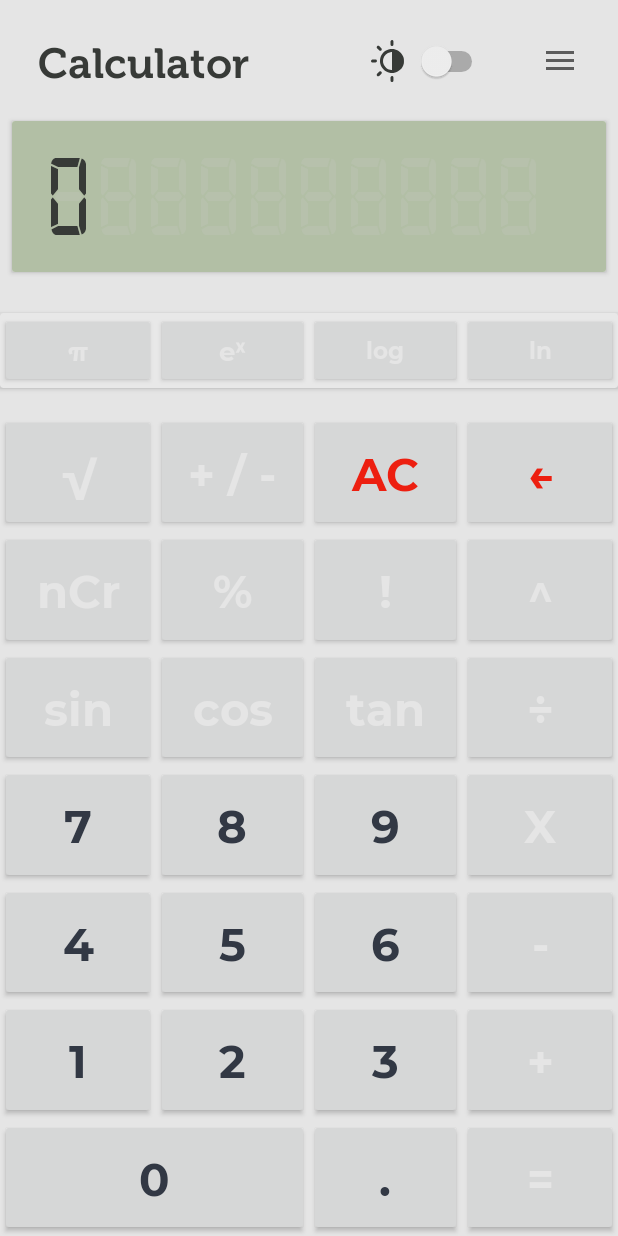
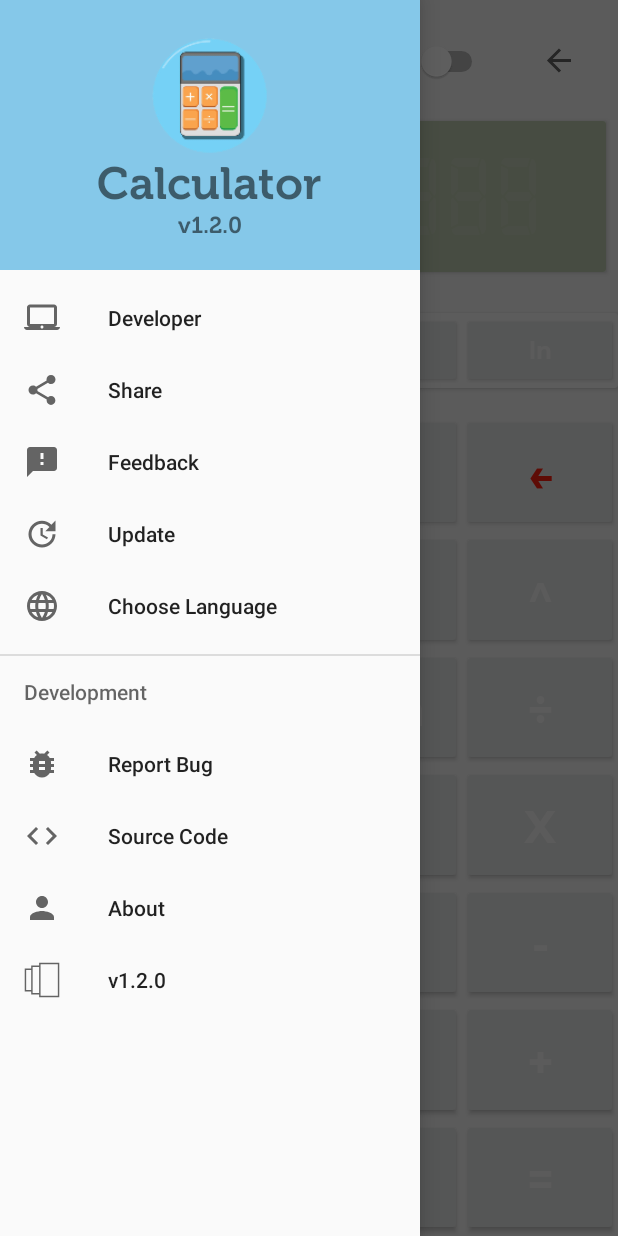
Before and after one commit to AyushAgnihotri2025/Calculator, an Android app: the screen it shows after launch (MainActivity), in the side drawer, after a tap on "Feedback", on a phone screen of 412 x 824 dp. Run offline under Robolectric (Android 15) with nearby library versions, the phone set to English and light mode, and no system bars; plain views replace NeumorphButton, NeumorphCardView; 5 statements that could not run were skipped.

Commit message:
UI Bug Fixes

```diff
--- a/app/src/main/java/com/mrayush/calculator/AboutUs.kt
+++ b/app/src/main/java/com/mrayush/calculator/AboutUs.kt
@@ -23,13 +23,14 @@ class AboutUs : AppCompatActivity() {
             .setCustomFont("museo.ttf")
             .setImage(R.mipmap.ic_launcher)
             .setDescription(getString(R.string.appDescription))
-            .addItem(Element().setTitle("Current Version : "+getString(R.string.appVersion)).setGravity(Gravity.CENTER).setOnClickListener {
-                Toast.makeText(
-                    this@AboutUs,
-                    "Current version of App is : " + getString(R.string.appVersion),
-                    Toast.LENGTH_LONG
-                ).show()
-            })
+            .addItem(Element().setTitle("Current Version : "+getString(R.string.appVersion)).setGravity(Gravity.CENTER))
+//            .setOnClickListener {
+//                Toast.makeText(
+//                    this@AboutUs,
+//                    "Current version of App is : " + getString(R.string.appVersion),
+//                    Toast.LENGTH_LONG
+//                ).show()
+//            }
             .addGroup("CONNECT WITH US!")
             .addEmail("mrayushcontact@gmail.com")
             .addWebsite("https://calculator.mrayush.me")
@@ -50,13 +51,13 @@ class AboutUs : AppCompatActivity() {
         copyright.title = copyrightString
         copyright.iconDrawable = R.drawable.ic_copyright
         copyright.gravity = Gravity.CENTER
-        copyright.onClickListener = View.OnClickListener {
-            Toast.makeText(
-                this@AboutUs,
-                copyrightString,
-                Toast.LENGTH_SHORT
-            ).show()
-        }
+//        copyright.onClickListener = View.OnClickListener {
+//            Toast.makeText(
+//                this@AboutUs,
+//                copyrightString,
+//                Toast.LENGTH_SHORT
+//            ).show()
+//        }
         return copyright
     }
 }
--- a/app/src/main/java/com/mrayush/calculator/MainActivity.kt
+++ b/app/src/main/java/com/mrayush/calculator/MainActivity.kt
@@ -115,7 +115,7 @@ class MainActivity : AppCompatActivity() {
                 R.id.chooseLanguage -> showChangeLanguage()
                 R.id.report_bug -> ReportBug()
             }
-            closeDrawer()
+//            closeDrawer()
             false
         }
 
@@ -212,11 +212,9 @@ class MainActivity : AppCompatActivity() {
         editor.apply()
         if(daynightMode=="yes"){
             getDelegate().setLocalNightMode(AppCompatDelegate.MODE_NIGHT_YES);
-            Toast.makeText(this@MainActivity, getString(R.string.Night_Mode_on), Toast.LENGTH_SHORT).show()
         }
         else{
             getDelegate().setLocalNightMode(AppCompatDelegate.MODE_NIGHT_NO);
-            Toast.makeText(this@MainActivity, getString(R.string.Night_Mode_off), Toast.LENGTH_SHORT).show()
         }
     }
 
@@ -316,7 +314,7 @@ class MainActivity : AppCompatActivity() {
         sourceCode.setOnClickListener {
             onClickSound()
             vibration()
-            val URL : String = "https://github.com/AyushAgnihotri2025/Calculator"
+            val URL = "https://github.com/AyushAgnihotri2025/Calculator"
             val browserIntent = Intent(Intent.ACTION_VIEW)
             browserIntent.data = Uri.parse(URL)
             startActivity(browserIntent)
--- a/app/src/main/res/layout/activity_main.xml
+++ b/app/src/main/res/layout/activity_main.xml
@@ -8,10 +8,7 @@
     android:id="@+id/menu_drawer"
     android:fitsSystemWindows="false"
     tools:openDrawer="start">
-  <!--<ScrollView
-      android:layout_width="match_parent"
-      android:layout_height="match_parent">
-      -->
+
 
   <androidx.constraintlayout.widget.ConstraintLayout
       android:id="@+id/context_view"
@@ -180,8 +177,6 @@
           android:theme="@style/Widget.Neumorph.Button"
           app:neumorph_shadowElevation="3dp"
           style="@style/operatorButton"
-          app:neumorph_shadowColorLight="#00000000"
-          app:neumorph_shadowColorDark="#00000000"
           android:layout_width="0dp"
           android:layout_height="0dp"
           android:drawablePadding="8dp"
@@ -198,8 +193,6 @@
         android:theme="@style/Widget.Neumorph.Button"
         app:neumorph_shadowElevation="3dp"
         style="@style/operatorButton"
-        app:neumorph_shadowColorLight="#00000000"
-        app:neumorph_shadowColorDark="#00000000"
         android:layout_width="0dp"
         android:layout_height="0dp"
         android:drawablePadding="8dp"
@@ -218,8 +211,6 @@
         style="@style/operatorButton"
         app:neumorph_shadowElevation="3dp"
         android:layout_width="0dp"
-        app:neumorph_shadowColorLight="#00000000"
-        app:neumorph_shadowColorDark="#00000000"
         android:layout_height="0dp"
         android:drawablePadding="8dp"
         android:text="@string/calculatorPercent"
@@ -236,8 +227,6 @@
         style="@style/operatorButton"
         app:neumorph_shadowElevation="3dp"
         android:layout_width="0dp"
-        app:neumorph_shadowColorLight="#00000000"
-        app:neumorph_shadowColorDark="#00000000"
         android:layout_height="0dp"
         android:drawablePadding="8dp"
         android:text="@string/calculatorPlusAndMinus"
@@ -255,8 +244,6 @@
         app:neumorph_shadowElevation="3dp"
         android:layout_width="0dp"
         android:layout_height="0dp"
-        app:neumorph_shadowColorLight="#00000000"
-        app:neumorph_shadowColorDark="#00000000"
         android:drawablePadding="8dp"
         android:text="@string/calculatorFactorial"
         app:layout_constraintBottom_toTopOf="@+id/tanButton"
@@ -271,8 +258,6 @@
         style="@style/operatorButton"
         app:neumorph_shadowElevation="3dp"
         android:layout_width="0dp"
-        app:neumorph_shadowColorLight="#00000000"
-        app:neumorph_shadowColorDark="#00000000"
         android:layout_height="0dp"
         android:drawablePadding="8dp"
         android:textAllCaps="false"
@@ -288,8 +273,6 @@
           android:theme="@style/Widget.Neumorph.Button"
           style="@style/operatorButton"
           app:neumorph_shadowElevation="3dp"
-          app:neumorph_shadowColorLight="#00000000"
-          app:neumorph_shadowColorDark="#00000000"
           android:layout_width="0dp"
           android:layout_height="0dp"
           android:drawablePadding="8dp"
@@ -307,8 +290,6 @@
           android:theme="@style/Widget.Neumorph.Button"
           style="@style/operatorButton"
           app:neumorph_shadowElevation="3dp"
-          app:neumorph_shadowColorLight="#00000000"
-          app:neumorph_shadowColorDark="#00000000"
           android:layout_width="0dp"
           android:layout_height="0dp"
           android:drawablePadding="8dp"
@@ -358,8 +339,6 @@
           app:neumorph_shadowElevation="3dp"
           android:layout_width="0dp"
           android:layout_height="0dp"
-          app:neumorph_shadowColorLight="#00000000"
-          app:neumorph_shadowColorDark="#00000000"
           android:drawablePadding="8dp"
           android:text="sin"
           android:textAllCaps="false"
@@ -377,8 +356,6 @@
         app:neumorph_shadowElevation="3dp"
         android:layout_width="0dp"
         android:layout_height="0dp"
-        app:neumorph_shadowColorLight="#00000000"
-        app:neumorph_shadowColorDark="#00000000"
         android:drawablePadding="8dp"
         android:text="cos"
         android:textAllCaps="false"
@@ -395,8 +372,6 @@
         app:neumorph_shadowElevation="3dp"
         android:layout_width="0dp"
         android:layout_height="0dp"
-        app:neumorph_shadowColorLight="#00000000"
-        app:neumorph_shadowColorDark="#00000000"
         android:drawablePadding="8dp"
         android:text="tan"
         android:textAllCaps="false"
@@ -415,8 +390,6 @@
         android:layout_height="0dp"
         android:drawablePadding="8dp"
         android:text="@string/calculatorDivide"
-        app:neumorph_shadowColorLight="#00000000"
-        app:neumorph_shadowColorDark="#00000000"
         app:layout_constraintBottom_toTopOf="@+id/multiplyButton"
         app:layout_constraintEnd_toEndOf="parent"
         app:layout_constraintStart_toStartOf="@+id/thirdVerticalLineGuideline"
@@ -486,8 +459,6 @@
         style="@style/operatorButton"
         app:neumorph_shadowElevation="3dp"
         android:layout_width="0dp"
-        app:neumorph_shadowColorLight="#00000000"
-        app:neumorph_shadowColorDark="#00000000"
         android:layout_height="0dp"
         android:drawablePadding="8dp"
         android:gravity="center"
@@ -555,8 +526,6 @@
         android:theme="@style/Widget.Neumorph.Button"
         style="@style/operatorButton"
         app:neumorph_shadowElevation="3dp"
-        app:neumorph_shadowColorLight="#00000000"
-        app:neumorph_shadowColorDark="#00000000"
         android:layout_width="0dp"
         android:layout_height="0dp"
         android:drawablePadding="8dp"
@@ -582,8 +551,6 @@
         android:layout_height="0dp"
         android:drawablePadding="8dp"
         android:text="@string/calculatorPlus"
-        app:neumorph_shadowColorLight="#00000000"
-        app:neumorph_shadowColorDark="#00000000"
         app:neumorph_shadowElevation="3dp"
         app:layout_constraintBottom_toTopOf="@+id/secondLineGuideline"
         app:layout_constraintEnd_toEndOf="parent"
@@ -672,8 +639,6 @@
     <soup.neumorphism.NeumorphButton
         android:id="@+id/equalsButton"
         android:theme="@style/Widget.Neumorph.Button"
-        app:neumorph_shadowColorLight="#00000000"
-        app:neumorph_shadowColorDark="#00000000"
         style="@style/operatorButton"
         app:neumorph_shadowElevation="3dp"
         android:layout_width="0dp"
@@ -725,8 +690,6 @@
         <soup.neumorphism.NeumorphButton
             android:id="@+id/lnButton"
             android:theme="@style/Widget.Neumorph.Button"
-            app:neumorph_shadowColorLight="#00000000"
-            app:neumorph_shadowColorDark="#00000000"
             style="@style/operatorButton"
             app:neumorph_shadowElevation="3dp"
             android:layout_width="0dp"
@@ -746,8 +709,6 @@
         <soup.neumorphism.NeumorphButton
             android:id="@+id/logButton"
             android:theme="@style/Widget.Neumorph.Button"
-            app:neumorph_shadowColorLight="#00000000"
-            app:neumorph_shadowColorDark="#00000000"
             style="@style/operatorButton"
             app:neumorph_shadowElevation="3dp"
             android:layout_width="0dp"
@@ -767,8 +728,6 @@
         <soup.neumorphism.NeumorphButton
             android:id="@+id/expButton"
             android:theme="@style/Widget.Neumorph.Button"
-            app:neumorph_shadowColorLight="#00000000"
-            app:neumorph_shadowColorDark="#00000000"
             style="@style/operatorButton"
             app:neumorph_shadowElevation="3dp"
             android:layout_width="0dp"
@@ -788,8 +747,6 @@
         <soup.neumorphism.NeumorphButton
             android:id="@+id/piButton"
             android:theme="@style/Widget.Neumorph.Button"
-            app:neumorph_shadowColorLight="#00000000"
-            app:neumorph_shadowColorDark="#00000000"
             style="@style/operatorButton"
             app:neumorph_shadowElevation="3dp"
             android:layout_width="0dp"
```
